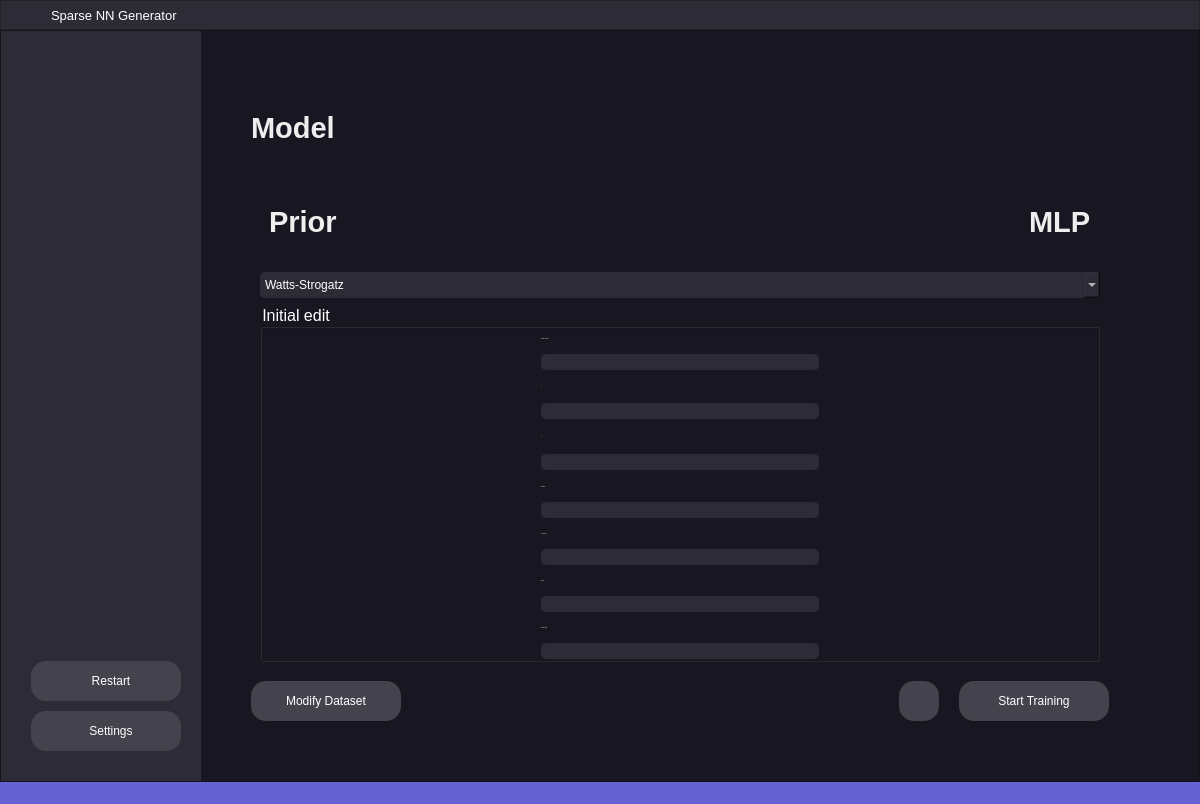
First picture: the form in mainwindowui.ui, repository saxovia/bsc-thesis, before the edit.
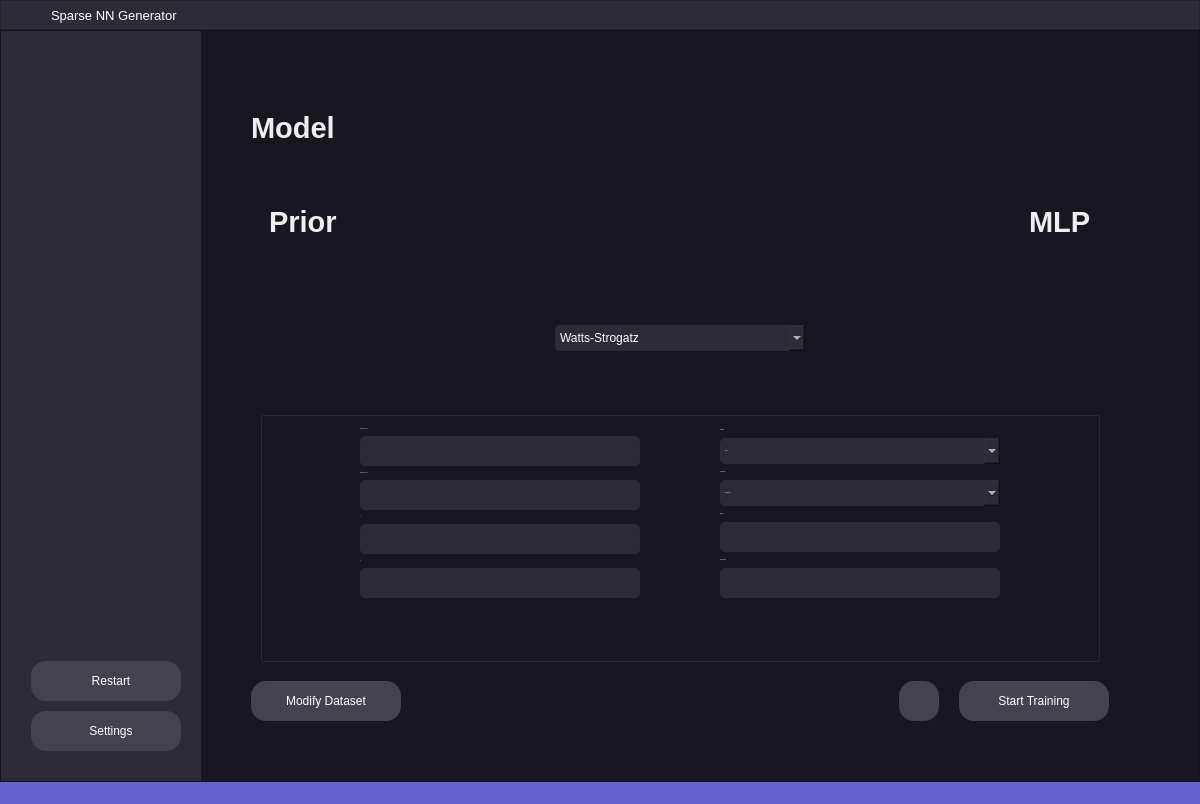
Second picture: the form after the edit. The open tabs and pages were chosen to show the change. Icons and pictures are not drawn.

Commit message: Add missing changes (complete training process customization for priors, dataset choice method)

Patch:
```diff
--- a/mainwindowui.ui
+++ b/mainwindowui.ui
@@ -51,6 +51,7 @@
 QLabel, QWidget {
 	color: #EEE;
 	background-color: transparent;
+	outline: none;
 }
 
 #title_frame {
@@ -270,6 +271,7 @@
 
 QTextEdit,
 QPlainTextEdit, QLineEdit {
+	min-height: 30px;
 	color: #fff;
 	background-color: #2d2b36;
 	border-radius: 5px;
@@ -1959,6 +1961,50 @@
                    </widget>
                    <widget class="QWidget" name="model_prior_start_page">
                     <layout class="QGridLayout" name="gridLayout_30">
+                     <item row="1" column="0">
+                      <widget class="QFrame" name="frame_11">
+                       <property name="minimumSize">
+                        <size>
+                         <width>0</width>
+                         <height>0</height>
+                        </size>
+                       </property>
+                       <property name="frameShape">
+                        <enum>QFrame::StyledPanel</enum>
+                       </property>
+                       <property name="frameShadow">
+                        <enum>QFrame::Raised</enum>
+                       </property>
+                       <layout class="QGridLayout" name="gridLayout_26">
+                        <item row="0" column="0">
+                         <widget class="QComboBox" name="comboBox_3">
+                          <property name="minimumSize">
+                           <size>
+                            <width>250</width>
+                            <height>0</height>
+                           </size>
+                          </property>
+                          <property name="maximumSize">
+                           <size>
+                            <width>250</width>
+                            <height>16777215</height>
+                           </size>
+                          </property>
+                          <item>
+                           <property name="text">
+                            <string>Watts-Strogatz</string>
+                           </property>
+                          </item>
+                          <item>
+                           <property name="text">
+                            <string>Barabási-Albert</string>
+                           </property>
+                          </item>
+                         </widget>
+                        </item>
+                       </layout>
+                      </widget>
+                     </item>
                      <item row="0" column="0">
                       <widget class="QWidget" name="widget_8" native="true">
                        <property name="minimumSize">
@@ -2061,7 +2107,7 @@
                        </layout>
                       </widget>
                      </item>
-                     <item row="2" column="0">
+                     <item row="3" column="0">
                       <widget class="QGroupBox" name="groupBox_6">
                        <property name="minimumSize">
                         <size>
@@ -2084,7 +2130,7 @@
                         <string notr="true"/>
                        </property>
                        <property name="title">
-                        <string>Initial edit</string>
+                        <string/>
                        </property>
                        <property name="flat">
                         <bool>true</bool>
@@ -2100,124 +2146,229 @@
                          <number>0</number>
                         </property>
                         <property name="bottomMargin">
-                         <number>0</number>
+                         <number>50</number>
                         </property>
                         <property name="horizontalSpacing">
-                         <number>6</number>
+                         <number>25</number>
                         </property>
-                        <item row="14" column="1">
-                         <widget class="QLabel" name="label_43">
-                          <property name="text">
-                           <string>Learning Rate</string>
-                          </property>
-                         </widget>
-                        </item>
-                        <item row="4" column="1">
-                         <widget class="QLineEdit" name="lineEdit_20"/>
-                        </item>
-                        <item row="2" column="1">
-                         <widget class="QLineEdit" name="lineEdit_15"/>
-                        </item>
-                        <item row="6" column="2">
-                         <spacer name="horizontalSpacer_10">
-                          <property name="orientation">
-                           <enum>Qt::Horizontal</enum>
-                          </property>
-                          <property name="sizeHint" stdset="0">
+                        <property name="verticalSpacing">
+                         <number>0</number>
+                        </property>
+                        <item row="0" column="0">
+                         <widget class="QFrame" name="frame_12">
+                          <property name="minimumSize">
                            <size>
-                            <width>40</width>
-                            <height>20</height>
+                            <width>500</width>
+                            <height>100</height>
                            </size>
                           </property>
-                         </spacer>
-                        </item>
-                        <item row="9" column="1">
-                         <widget class="QLabel" name="label_40">
-                          <property name="text">
-                           <string>Loss function</string>
+                          <property name="frameShape">
+                           <enum>QFrame::StyledPanel</enum>
                           </property>
-                         </widget>
-                        </item>
-                        <item row="1" column="1">
-                         <widget class="QLabel" name="label_39">
-                          <property name="text">
-                           <string>Number of Nodes</string>
+                          <property name="frameShadow">
+                           <enum>QFrame::Raised</enum>
                           </property>
+                          <layout class="QHBoxLayout" name="horizontalLayout_4">
+                           <property name="spacing">
+                            <number>60</number>
+                           </property>
+                           <property name="leftMargin">
+                            <number>0</number>
+                           </property>
+                           <property name="topMargin">
+                            <number>0</number>
+                           </property>
+                           <property name="rightMargin">
+                            <number>0</number>
+                           </property>
+                           <property name="bottomMargin">
+                            <number>0</number>
+                           </property>
+                           <item>
+                            <spacer name="horizontalSpacer_11">
+                             <property name="orientation">
+                              <enum>Qt::Horizontal</enum>
+                             </property>
+                             <property name="sizeHint" stdset="0">
+                              <size>
+                               <width>35</width>
+                               <height>20</height>
+                              </size>
+                             </property>
+                            </spacer>
+                           </item>
+                           <item>
+                            <widget class="QFrame" name="frame_9">
+                             <property name="minimumSize">
+                              <size>
+                               <width>300</width>
+                               <height>100</height>
+                              </size>
+                             </property>
+                             <property name="frameShape">
+                              <enum>QFrame::StyledPanel</enum>
+                             </property>
+                             <property name="frameShadow">
+                              <enum>QFrame::Raised</enum>
+                             </property>
+                             <layout class="QVBoxLayout" name="verticalLayout_7">
+                              <item>
+                               <widget class="QLabel" name="label_39">
+                                <property name="text">
+                                 <string>Number of Nodes</string>
+                                </property>
+                               </widget>
+                              </item>
+                              <item>
+                               <widget class="QLineEdit" name="input_prior_numofnodes"/>
+                              </item>
+                              <item>
+                               <widget class="QLabel" name="label_46">
+                                <property name="text">
+                                 <string>Number of Layers</string>
+                                </property>
+                               </widget>
+                              </item>
+                              <item>
+                               <widget class="QLineEdit" name="input_prior_numoflayer"/>
+                              </item>
+                              <item>
+                               <widget class="QLabel" name="label_44">
+                                <property name="text">
+                                 <string>k</string>
+                                </property>
+                               </widget>
+                              </item>
+                              <item>
+                               <widget class="QLineEdit" name="input_prior_k"/>
+                              </item>
+                              <item>
+                               <widget class="QLabel" name="label_45">
+                                <property name="text">
+                                 <string>p</string>
+                                </property>
+                               </widget>
+                              </item>
+                              <item>
+                               <widget class="QLineEdit" name="input_prior_p"/>
+                              </item>
+                             </layout>
+                            </widget>
+                           </item>
+                           <item>
+                            <widget class="QFrame" name="frame_10">
+                             <property name="minimumSize">
+                              <size>
+                               <width>300</width>
+                               <height>100</height>
+                              </size>
+                             </property>
+                             <property name="frameShape">
+                              <enum>QFrame::StyledPanel</enum>
+                             </property>
+                             <property name="frameShadow">
+                              <enum>QFrame::Raised</enum>
+                             </property>
+                             <layout class="QVBoxLayout" name="verticalLayout_8">
+                              <item>
+                               <widget class="QLabel" name="label_41">
+                                <property name="text">
+                                 <string>Optimizer</string>
+                                </property>
+                               </widget>
+                              </item>
+                              <item>
+                               <widget class="QComboBox" name="input_prior_optimizer">
+                                <item>
+                                 <property name="text">
+                                  <string>Adam</string>
+                                 </property>
+                                </item>
+                                <item>
+                                 <property name="text">
+                                  <string>SGD</string>
+                                 </property>
+                                </item>
+                                <item>
+                                 <property name="text">
+                                  <string>RMSprop</string>
+                                 </property>
+                                </item>
+                                <item>
+                                 <property name="text">
+                                  <string>Adadelta</string>
+                                 </property>
+                                </item>
+                                <item>
+                                 <property name="text">
+                                  <string>Adagrad</string>
+                                 </property>
+                                </item>
+                               </widget>
+                              </item>
+                              <item>
+                               <widget class="QLabel" name="label_40">
+                                <property name="text">
+                                 <string>Loss function</string>
+                                </property>
+                               </widget>
+                              </item>
+                              <item>
+                               <widget class="QComboBox" name="input_prior_loss">
+                                <item>
+                                 <property name="text">
+                                  <string>CrossEntropy</string>
+                                 </property>
+                                </item>
+                                <item>
+                                 <property name="text">
+                                  <string>MSE</string>
+                                 </property>
+                                </item>
+                               </widget>
+                              </item>
+                              <item>
+                               <widget class="QLabel" name="label_42">
+                                <property name="text">
+                                 <string>Epochs</string>
+                                </property>
+                               </widget>
+                              </item>
+                              <item>
+                               <widget class="QLineEdit" name="input_prior_epochs"/>
+                              </item>
+                              <item>
+                               <widget class="QLabel" name="label_43">
+                                <property name="text">
+                                 <string>Learning Rate</string>
+                                </property>
+                               </widget>
+                              </item>
+                              <item>
+                               <widget class="QLineEdit" name="input_prior_lr"/>
+                              </item>
+                             </layout>
+                            </widget>
+                           </item>
+                           <item>
+                            <spacer name="horizontalSpacer_10">
+                             <property name="orientation">
+                              <enum>Qt::Horizontal</enum>
+                             </property>
+                             <property name="sizeHint" stdset="0">
+                              <size>
+                               <width>40</width>
+                               <height>20</height>
+                              </size>
+                             </property>
+                            </spacer>
+                           </item>
+                          </layout>
                          </widget>
                         </item>
-                        <item row="6" column="1">
-                         <widget class="QLineEdit" name="lineEdit_19"/>
-                        </item>
-                        <item row="5" column="1">
-                         <widget class="QLabel" name="label_45">
-                          <property name="text">
-                           <string>p</string>
-                          </property>
-                         </widget>
-                        </item>
-                        <item row="8" column="1">
-                         <widget class="QLineEdit" name="lineEdit_14"/>
-                        </item>
-                        <item row="12" column="1">
-                         <widget class="QLineEdit" name="lineEdit_17"/>
-                        </item>
-                        <item row="10" column="1">
-                         <widget class="QLineEdit" name="lineEdit_16"/>
-                        </item>
-                        <item row="11" column="1">
-                         <widget class="QLabel" name="label_42">
-                          <property name="text">
-                           <string>Epochs</string>
-                          </property>
-                         </widget>
-                        </item>
-                        <item row="15" column="1">
-                         <widget class="QLineEdit" name="lineEdit_18"/>
-                        </item>
-                        <item row="3" column="1">
-                         <widget class="QLabel" name="label_44">
-                          <property name="text">
-                           <string>k</string>
-                          </property>
-                         </widget>
-                        </item>
-                        <item row="7" column="1">
-                         <widget class="QLabel" name="label_41">
-                          <property name="text">
-                           <string>Optimizer</string>
-                          </property>
-                         </widget>
-                        </item>
-                        <item row="4" column="0">
-                         <spacer name="horizontalSpacer_11">
-                          <property name="orientation">
-                           <enum>Qt::Horizontal</enum>
-                          </property>
-                          <property name="sizeHint" stdset="0">
-                           <size>
-                            <width>40</width>
-                            <height>20</height>
-                           </size>
-                          </property>
-                         </spacer>
-                        </item>
                        </layout>
                       </widget>
                      </item>
-                     <item row="1" column="0">
-                      <widget class="QComboBox" name="comboBox_3">
-                       <item>
-                        <property name="text">
-                         <string>Watts-Strogatz</string>
-                        </property>
-                       </item>
-                       <item>
-                        <property name="text">
-                         <string>Barabási-Albert</string>
-                        </property>
-                       </item>
-                      </widget>
-                     </item>
                     </layout>
                    </widget>
                    <widget class="QWidget" name="model_training_page">
```
Left out of the diff: 429 changed lines with no effect on the pictures. The commit also changes 18 other files.
